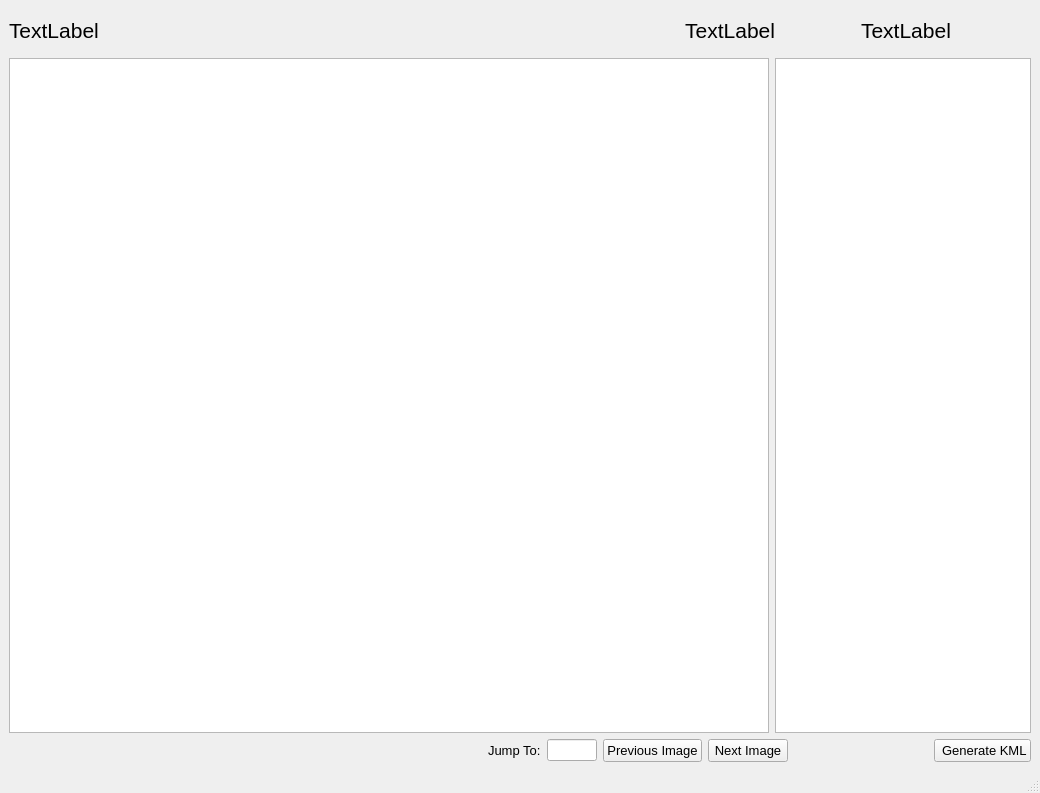
Qt form resources/views/Viewer.ui (crgrove/automated-drone-image-analysis-tool) before a commit.
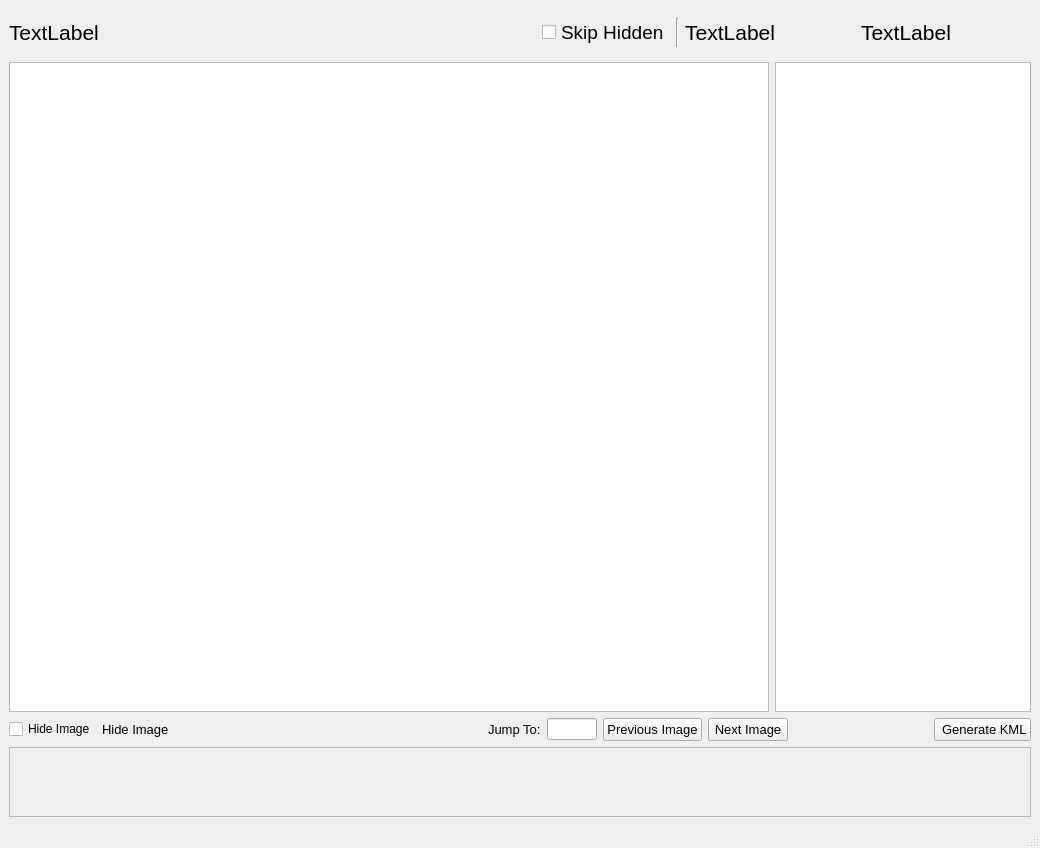
The same form after that commit. Icons and pictures are not drawn.

Commit message: Adding thumbnail views and show/hide capability on viewer.

Patch:
```diff
--- a/resources/views/Viewer.ui
+++ b/resources/views/Viewer.ui
@@ -7,7 +7,7 @@
     <x>0</x>
     <y>0</y>
     <width>1040</width>
-    <height>793</height>
+    <height>846</height>
    </rect>
   </property>
   <property name="windowTitle">
@@ -33,6 +33,12 @@
        </property>
        <item>
         <widget class="QLabel" name="fileNameLabel">
+         <property name="sizePolicy">
+          <sizepolicy hsizetype="Preferred" vsizetype="Preferred">
+           <horstretch>0</horstretch>
+           <verstretch>0</verstretch>
+          </sizepolicy>
+         </property>
          <property name="font">
           <font>
            <pointsize>16</pointsize>
@@ -40,11 +46,45 @@
          </property>
          <property name="text">
           <string>TextLabel</string>
+         </property>
+         <property name="textInteractionFlags">
+          <set>Qt::LinksAccessibleByMouse|Qt::TextSelectableByKeyboard|Qt::TextSelectableByMouse</set>
+         </property>
+        </widget>
+       </item>
+       <item>
+        <widget class="QCheckBox" name="skipHidden">
+         <property name="sizePolicy">
+          <sizepolicy hsizetype="Maximum" vsizetype="Fixed">
+           <horstretch>0</horstretch>
+           <verstretch>0</verstretch>
+          </sizepolicy>
+         </property>
+         <property name="font">
+          <font>
+           <pointsize>14</pointsize>
+          </font>
+         </property>
+         <property name="text">
+          <string>Skip Hidden</string>
+         </property>
+        </widget>
+       </item>
+       <item>
+        <widget class="Line" name="line">
+         <property name="orientation">
+          <enum>Qt::Vertical</enum>
          </property>
         </widget>
        </item>
        <item>
         <widget class="QLabel" name="indexLabel">
+         <property name="sizePolicy">
+          <sizepolicy hsizetype="Maximum" vsizetype="Preferred">
+           <horstretch>0</horstretch>
+           <verstretch>0</verstretch>
+          </sizepolicy>
+         </property>
          <property name="font">
           <font>
            <pointsize>16</pointsize>
@@ -136,7 +176,35 @@
      </layout>
     </item>
     <item>
-     <layout class="QHBoxLayout" name="ButtonLayour">
+     <layout class="QHBoxLayout" name="ButtonLayout">
+      <property name="spacing">
+       <number>6</number>
+      </property>
+      <item>
+       <widget class="QCheckBox" name="hideImageCheckbox">
+        <property name="text">
+         <string>Hide Image</string>
+        </property>
+       </widget>
+      </item>
+      <item>
+       <widget class="QLabel" name="hideImageLabel">
+        <property name="font">
+         <font>
+          <pointsize>10</pointsize>
+         </font>
+        </property>
+        <property name="frameShadow">
+         <enum>QFrame::Plain</enum>
+        </property>
+        <property name="text">
+         <string>Hide Image</string>
+        </property>
+        <property name="margin">
+         <number>0</number>
+        </property>
+       </widget>
+      </item>
       <item>
        <spacer name="horizontalSpacer_2">
         <property name="orientation">
@@ -253,6 +321,55 @@
       </item>
      </layout>
     </item>
+    <item>
+     <widget class="QScrollArea" name="thumbnailScrollArea">
+      <property name="sizePolicy">
+       <sizepolicy hsizetype="Expanding" vsizetype="MinimumExpanding">
+        <horstretch>0</horstretch>
+        <verstretch>0</verstretch>
+       </sizepolicy>
+      </property>
+      <property name="maximumSize">
+       <size>
+        <width>16777215</width>
+        <height>120</height>
+       </size>
+      </property>
+      <property name="verticalScrollBarPolicy">
+       <enum>Qt::ScrollBarAlwaysOff</enum>
+      </property>
+      <property name="widgetResizable">
+       <bool>true</bool>
+      </property>
+      <widget class="QWidget" name="scrollAreaWidgetContents">
+       <property name="geometry">
+        <rect>
+         <x>0</x>
+         <y>0</y>
+         <width>1020</width>
+         <height>69</height>
+        </rect>
+       </property>
+       <property name="sizePolicy">
+        <sizepolicy hsizetype="Preferred" vsizetype="Expanding">
+         <horstretch>0</horstretch>
+         <verstretch>0</verstretch>
+        </sizepolicy>
+       </property>
+       <property name="maximumSize">
+        <size>
+         <width>16777215</width>
+         <height>96</height>
+        </size>
+       </property>
+       <layout class="QHBoxLayout" name="thumbnailLayout">
+        <item>
+         <layout class="QHBoxLayout" name="horizontalLayout"/>
+        </item>
+       </layout>
+      </widget>
+     </widget>
+    </item>
    </layout>
   </widget>
   <widget class="QStatusBar" name="statusbar">
```
The commit also changes 25 other files.
